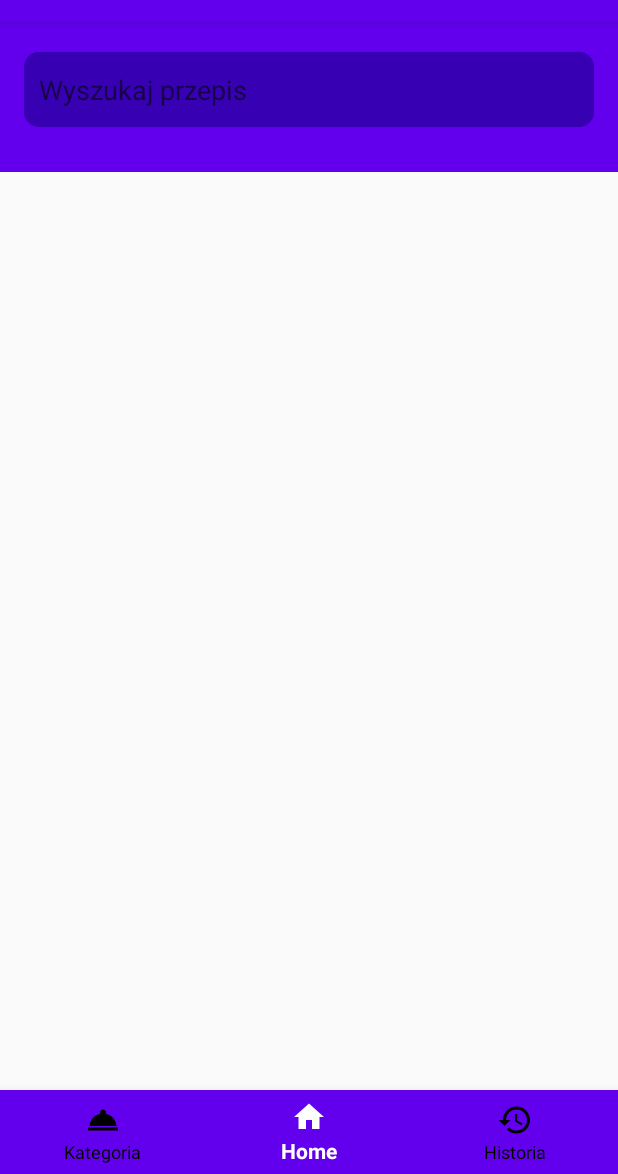
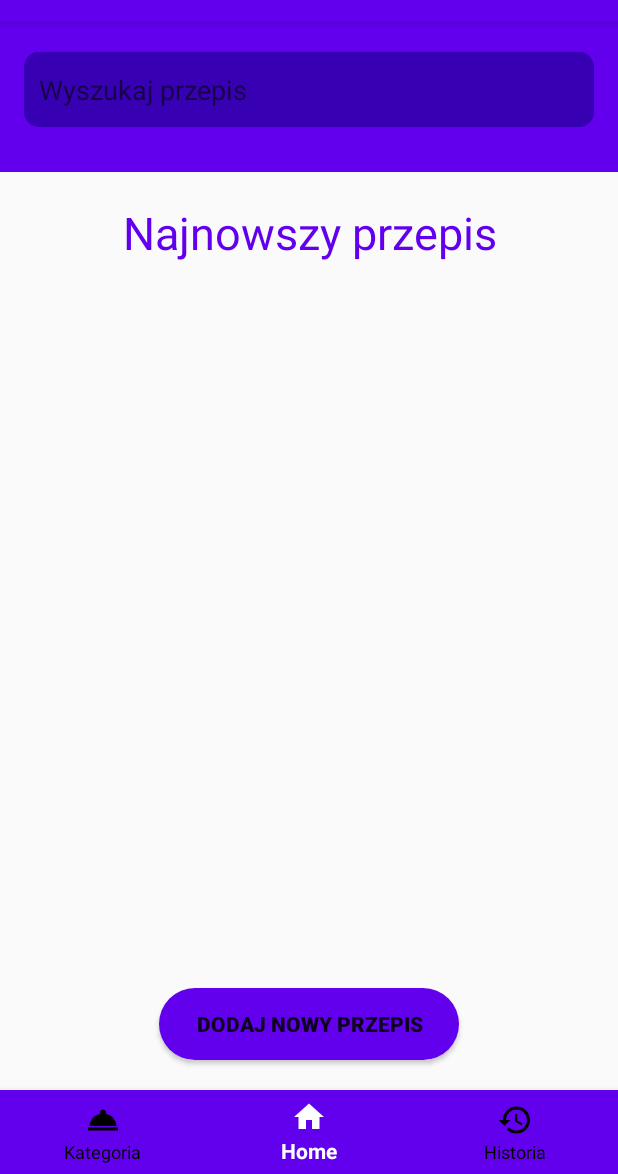
Before and after one commit to PP-SmartRecipes/SmartRecipes, an Android app: the screen it shows after launch (MainActivity), on a phone screen of 412 x 824 dp, the part 62-1236 px from its top. Run offline under Robolectric (Android 15) with nearby library versions, the phone set to English and light mode, and no system bars; our stand-ins replace Firebase (no records; nobody signed in at launch, a user with empty details on screens opened directly).

Commit message:
New home screen

```diff
--- a/app/build.gradle
+++ b/app/build.gradle
@@ -32,6 +32,9 @@ dependencies {
     androidTestImplementation 'androidx.test.ext:junit:1.1.1'
     androidTestImplementation 'androidx.test.espresso:espresso-core:3.2.0'
     implementation 'com.google.firebase:firebase-database:19.2.1'
+    implementation 'com.squareup.picasso:picasso:2.71828'
+    //noinspection GradleCompatible
     implementation 'com.android.support:design:25.0.0'
-    implementation 'com.squareup.picasso:picasso:2.71828'
+
+
 }
--- a/app/src/main/java/com/example/smartrecipes/MainActivity.java
+++ b/app/src/main/java/com/example/smartrecipes/MainActivity.java
@@ -24,6 +24,7 @@ public class MainActivity extends AppCompatActivity {
     DatabaseReference dbref = null;
     RecyclerView mRecyclerView = null;
     List<Recipe> recipeList = null;
+
 
     @Override
     protected void onCreate(Bundle savedInstanceState) {
--- a/app/src/main/java/com/example/smartrecipes/MyAdapter.java
+++ b/app/src/main/java/com/example/smartrecipes/MyAdapter.java
@@ -37,9 +37,9 @@ public class MyAdapter extends RecyclerView.Adapter<FoodViewHolder>{
 
     @Override
     public void onBindViewHolder(@NonNull final FoodViewHolder foodViewHolder, int i) {
-        Picasso.get().load(myFoodList.get(i).getImageUrl()).into(foodViewHolder.imageView);
+        Picasso.get().load(myFoodList.get(myFoodList.size() - 1).getImageUrl()).into(foodViewHolder.imageView);
         //foodViewHolder.imageView.setImageResource(myFoodList.get(i).getItemImage());
-        foodViewHolder.mTitle.setText(myFoodList.get(i).getTitle());
+        foodViewHolder.mTitle.setText(myFoodList.get(myFoodList.size() - 1).getTitle());
         //foodViewHolder.mDescription.setText(myFoodList.get(i).getDescription());
         //foodViewHolder.mCategory.setText(myFoodList.get(i).getCategory());
         foodViewHolder.mCardview.setOnClickListener(new View.OnClickListener() {
@@ -47,10 +47,10 @@ public class MyAdapter extends RecyclerView.Adapter<FoodViewHolder>{
             public void onClick(View v) {
 
                 Intent intent = new Intent (mContext, Detail.class);
-                intent.putExtra("Image", myFoodList.get(foodViewHolder.getAdapterPosition()).getImageUrl());
-                intent.putExtra("Description", myFoodList.get(foodViewHolder.getAdapterPosition()).getDescription());
-                intent.putExtra("Title", myFoodList.get(foodViewHolder.getAdapterPosition()).getTitle());
-                intent.putExtra("Ingredients", myFoodList.get(foodViewHolder.getAdapterPosition()).getIngredients());
+                intent.putExtra("Image", myFoodList.get(myFoodList.size() - 1).getImageUrl());
+                intent.putExtra("Description", myFoodList.get(myFoodList.size() - 1).getDescription());
+                intent.putExtra("Title", myFoodList.get(myFoodList.size() - 1).getTitle());
+                intent.putExtra("Ingredients", myFoodList.get(myFoodList.size() - 1).getIngredients());
                 mContext.startActivity(intent);
             }
         });
@@ -58,9 +58,7 @@ public class MyAdapter extends RecyclerView.Adapter<FoodViewHolder>{
     }
 
     @Override
-    public int getItemCount() {
-        return myFoodList.size();
-    }
+    public int getItemCount() { return 1; }
 }
 
 class FoodViewHolder extends RecyclerView.ViewHolder{
--- /dev/null
+++ b/app/src/main/res/drawable/rounded_button.xml
@@ -0,0 +1,9 @@
+<?xml version="1.0" encoding="utf-8"?>
+<shape xmlns:android="http://schemas.android.com/apk/res/android"
+    android:shape="rectangle"
+    >
+
+    <corners android:radius="150dp"/>
+    <solid android:color="@color/colorPrimary"/>
+
+</shape>
--- a/app/src/main/res/layout/activity_main.xml
+++ b/app/src/main/res/layout/activity_main.xml
@@ -63,20 +63,71 @@
     <RelativeLayout
         android:layout_width="match_parent"
         android:layout_height="match_parent"
-        android:layout_below="@id/pole1"
-        android:layout_above="@id/bottom_navigation"
+        android:layout_below="@id/Space2"
+        android:layout_above="@id/Space4"
         >
         <androidx.recyclerview.widget.RecyclerView
             android:id="@+id/RecyclerView"
             android:layout_width="match_parent"
             android:layout_height="wrap_content"
-            android:scrollbars="vertical"
-            >
-
+            android:scrollbars="vertical">
         </androidx.recyclerview.widget.RecyclerView>
 
     </RelativeLayout>
 
+    <Space
+        android:id="@+id/Space1"
+        android:layout_width="match_parent"
+        android:layout_height="20dp"
+        android:layout_below="@id/pole1"
+        >
+    </Space>
+    <TextView
+        android:id="@+id/TextNewest"
+        android:layout_width="match_parent"
+        android:layout_height="50dp"
+        android:layout_below="@id/Space1"
+        android:text="Najnowszy przepis"
+        android:textColor="@color/colorPrimary"
+        android:gravity="center_horizontal"
+        android:textSize="30sp"
+
+        />
+
+    <Space
+        android:id="@+id/Space2"
+        android:layout_width="match_parent"
+        android:layout_height="20dp"
+        android:layout_below="@id/TextNewest"
+        >
+    </Space>
+    <Space
+        android:id="@+id/Space3"
+        android:layout_width="match_parent"
+        android:layout_height="20dp"
+        android:layout_above="@id/bottom_navigation"
+
+        >
+    </Space>
+    <Space
+        android:id="@+id/Space4"
+        android:layout_width="match_parent"
+        android:layout_height="20dp"
+        android:layout_above="@id/button_newrecipe"
+
+        >
+    </Space>
+
+    <Button
+        android:id="@+id/button_newrecipe"
+        android:layout_width="200dp"
+        android:layout_height="wrap_content"
+        android:text="Dodaj nowy przepis"
+        android:layout_above="@id/Space3"
+        android:layout_centerHorizontal="true"
+        android:textStyle="bold"
+        android:background="@drawable/rounded_button"
+     />
 
 
 </RelativeLayout>
--- a/build.gradle
+++ b/build.gradle
@@ -10,6 +10,7 @@ buildscript {
     dependencies {
         classpath 'com.android.tools.build:gradle:3.6.1'
         classpath 'com.google.gms:google-services:4.3.3'
+
 
         // NOTE: Do not place your application dependencies here; they belong
         // in the individual module build.gradle files
```
